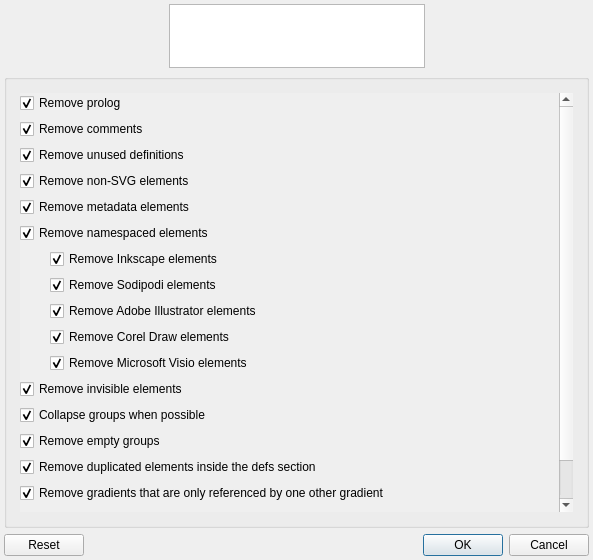
Before: the Qt Designer form src/wizarddialog.ui in RazrFalcon/svgcleaner, drawn with Qt 5.
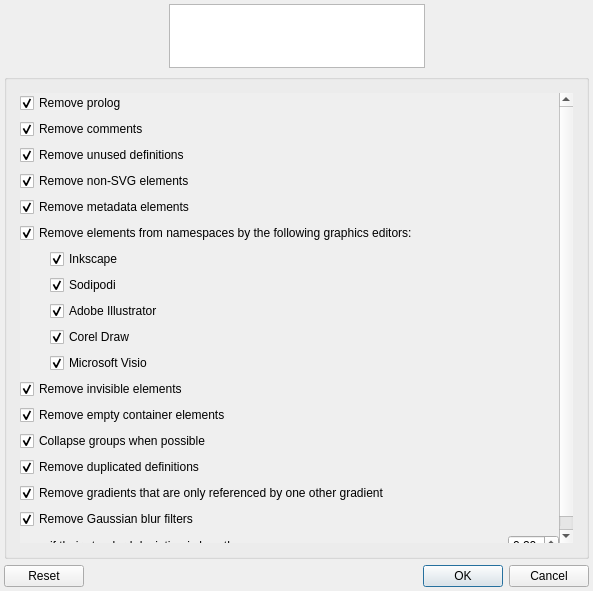
After: the same form once the commit is applied. The open tabs and pages were chosen to show the change. Custom widgets are drawn as their Qt base class.

Commit message: Script updated. Some cleaning options renamed.

Patch:
```diff
--- a/src/wizarddialog.ui
+++ b/src/wizarddialog.ui
@@ -7,7 +7,7 @@
     <x>0</x>
     <y>0</y>
     <width>593</width>
-    <height>560</height>
+    <height>591</height>
    </rect>
   </property>
   <property name="minimumSize">
@@ -672,8 +672,8 @@
               <rect>
                <x>0</x>
                <y>0</y>
-               <width>546</width>
-               <height>453</height>
+               <width>563</width>
+               <height>464</height>
               </rect>
              </property>
              <layout class="QVBoxLayout" name="verticalLayout_4">
@@ -751,7 +751,7 @@
                  <string notr="true">remove-ns-elts</string>
                 </property>
                 <property name="text">
-                 <string>Remove namespaced elements</string>
+                 <string>Remove elements from namespaces by the following graphics editors:</string>
                 </property>
                 <property name="checked">
                  <bool>true</bool>
@@ -779,7 +779,7 @@
                     <string notr="true">remove-inkscape-elts</string>
                    </property>
                    <property name="text">
-                    <string>Remove Inkscape elements</string>
+                    <string>Inkscape</string>
                    </property>
                    <property name="checked">
                     <bool>true</bool>
@@ -792,7 +792,7 @@
                     <string notr="true">remove-sodipodi-elts</string>
                    </property>
                    <property name="text">
-                    <string>Remove Sodipodi elements</string>
+                    <string>Sodipodi</string>
                    </property>
                    <property name="checked">
                     <bool>true</bool>
@@ -805,7 +805,7 @@
                     <string notr="true">remove-ai-elts</string>
                    </property>
                    <property name="text">
-                    <string>Remove Adobe Illustrator elements</string>
+                    <string>Adobe Illustrator</string>
                    </property>
                    <property name="checked">
                     <bool>true</bool>
@@ -818,7 +818,7 @@
                     <string notr="true">remove-cdr-elts</string>
                    </property>
                    <property name="text">
-                    <string>Remove Corel Draw elements</string>
+                    <string>Corel Draw</string>
                    </property>
                    <property name="checked">
                     <bool>true</bool>
@@ -831,7 +831,7 @@
                     <string notr="true">remove-msvisio-elts</string>
                    </property>
                    <property name="text">
-                    <string>Remove Microsoft Visio elements</string>
+                    <string>Microsoft Visio</string>
                    </property>
                    <property name="checked">
                     <bool>true</bool>
@@ -854,6 +854,19 @@
                 </property>
                </widget>
               </item>
+              <item>
+               <widget class="QCheckBox" name="checkBox_12">
+                <property name="accessibleName">
+                 <string notr="true">remove-empty-conts</string>
+                </property>
+                <property name="text">
+                 <string>Remove empty container elements</string>
+                </property>
+                <property name="checked">
+                 <bool>true</bool>
+                </property>
+               </widget>
+              </item>
               <item>
                <widget class="QCheckBox" name="checkBox_11">
                 <property name="accessibleName">
@@ -867,26 +880,13 @@
                 </property>
                </widget>
               </item>
-              <item>
-               <widget class="QCheckBox" name="checkBox_12">
-                <property name="accessibleName">
-                 <string notr="true">remove-empty-groups</string>
-                </property>
-                <property name="text">
-                 <string>Remove empty groups</string>
-                </property>
-                <property name="checked">
-                 <bool>true</bool>
-                </property>
-               </widget>
-              </item>
               <item>
                <widget class="QCheckBox" name="checkBox_14">
                 <property name="accessibleName">
                  <string notr="true">remove-dupl-defs</string>
                 </property>
                 <property name="text">
-                 <string>Remove duplicated elements inside the defs section</string>
+                 <string>Remove duplicated definitions</string>
                 </property>
                 <property name="checked">
                  <bool>true</bool>
@@ -952,7 +952,7 @@
                     <string notr="true">std-deviation-limit</string>
                    </property>
                    <property name="text">
-                    <string>if the standard deviation for the blur operation is less than:</string>
+                    <string>if their standard deviation is less than:</string>
                    </property>
                   </widget>
                  </item>
```
Left out of the diff: 38 changed lines with no effect on the pictures. The commit also changes 2 other files.
